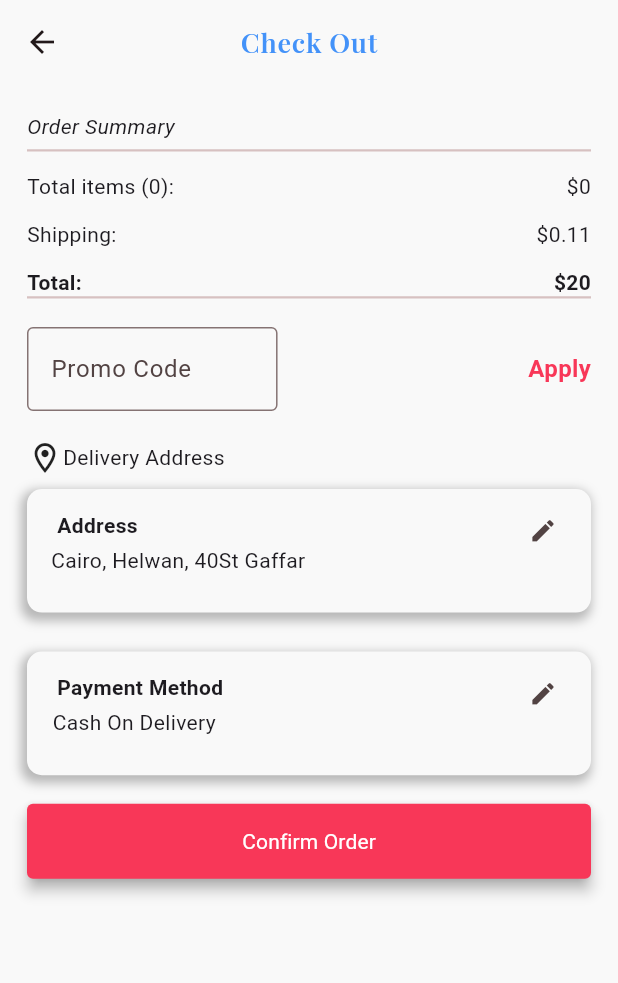
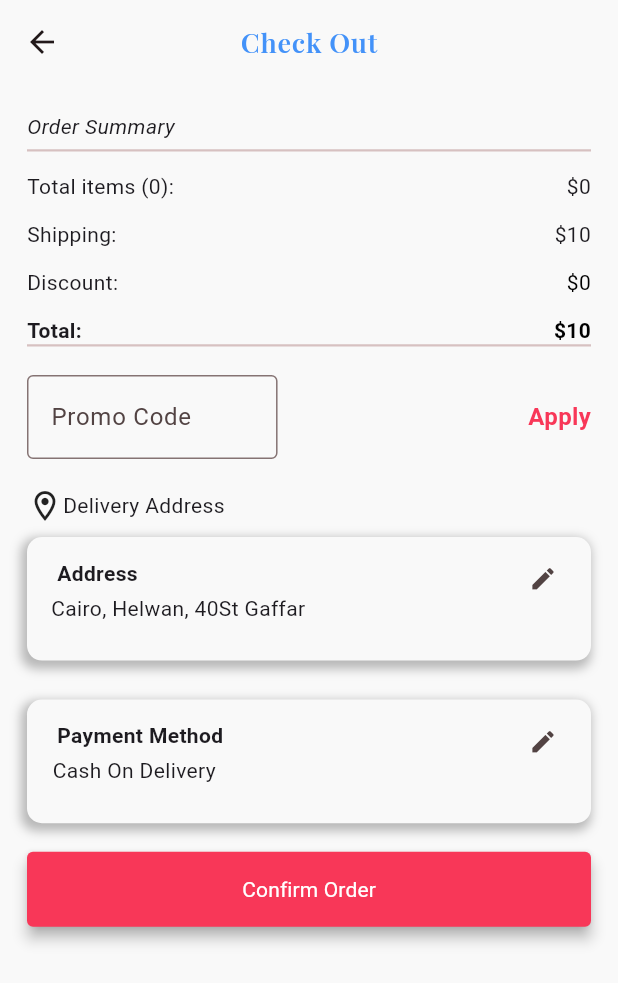
Before and after one commit to Abdelrahman2335/ecommerce, a Flutter app: the CheckOutScreen screen opened directly, after a tap on "Apply", on a phone screen of 412 x 824 dp. Shown: the top 983 px of the screen. Run offline on Flutter 3.47's test engine with Material 3 defaults, Android fonts, the phone set to English and light mode, and no system bars; our stand-ins replace awesome_bottom_bar, cached_network_image, cloud_firestore, curved_navigation_bar, firebase_auth, firebase_core and 8 more; accounts and stored records are empty.

Commit message:
Working on checkout screen
we added the amounts correctly and added the promo code, will make some changes and improvements on it later.

Next Will work on the address and will create user model and we will having a collection for the users.

```diff
--- a/lib/layout.dart
+++ b/lib/layout.dart
@@ -1,8 +1,8 @@
 import 'package:awesome_bottom_bar/awesome_bottom_bar.dart';
 import 'package:curved_navigation_bar/curved_navigation_bar.dart';
-import 'package:ecommerce/screens/items/cart_screen.dart';
+import 'package:ecommerce/screens/place_order/cart_screen.dart';
 import 'package:ecommerce/screens/items/home_screen.dart';
-import 'package:ecommerce/screens/profile_screen.dart';
+import 'package:ecommerce/screens/login_setup/profile_screen.dart';
 import 'package:ecommerce/screens/items/wishlist.dart';
 import 'package:flutter/material.dart';
 
--- a/lib/main.dart
+++ b/lib/main.dart
@@ -5,7 +5,7 @@ import 'package:ecommerce/provider/cart_provider.dart';
 import 'package:ecommerce/screens/login_setup/forgot_password.dart';
 import 'package:ecommerce/screens/login_setup/login_screen.dart';
 import 'package:ecommerce/screens/login_setup/signup.dart';
-import 'package:ecommerce/screens/profile_screen.dart';
+import 'package:ecommerce/screens/login_setup/profile_screen.dart';
 import 'package:ecommerce/theme.dart';
 import 'package:firebase_auth/firebase_auth.dart';
 import 'package:firebase_core/firebase_core.dart';
--- a/lib/screens/profile_screen.dart
+++ b/lib/screens/login_setup/profile_screen.dart
@@ -5,7 +5,7 @@ import 'package:flutter/material.dart';
 import 'package:font_awesome_flutter/font_awesome_flutter.dart';
 import 'package:provider/provider.dart';
 import 'package:gap/gap.dart';
-import '../provider/auth_provider.dart';
+import '../../provider/auth_provider.dart';
 
 class ProfileScreen extends StatefulWidget {
   const ProfileScreen({super.key});
--- a/lib/screens/items/cart_screen.dart
+++ b/lib/screens/place_order/cart_screen.dart
@@ -10,8 +10,8 @@ import 'package:provider/provider.dart';
 import 'package:skeletonizer/skeletonizer.dart';
 
 import '../../models/product_model.dart';
-import '../check_out.dart';
-import 'item_details.dart';
+import 'check_out.dart';
+import '../items/item_details.dart';
 
 class CartScreen extends StatefulWidget {
   const CartScreen({super.key});
--- a/lib/screens/check_out.dart
+++ b/lib/screens/place_order/check_out.dart
@@ -1,4 +1,4 @@
-import 'dart:math';
+import 'dart:developer';
 
 import 'package:ecommerce/provider/cart_provider.dart';
 import 'package:ecommerce/widgets/address_with_order.dart';
@@ -15,6 +15,49 @@ class CheckOutScreen extends StatefulWidget {
 }
 
 class _CheckOutScreenState extends State<CheckOutScreen> {
+  Map promoCodes = {
+    "FLAT10": 10,
+    "FLAT20": 20,
+    "NewOrder": 50,
+  };
+  int shippingFee = 10;
+  TextEditingController promoController = TextEditingController();
+  int promo = 0;
+  bool isNotValidPromo = true;
+  String? errorMessage;
+
+  addPromo(String code) {
+    if (!isNotValidPromo) {
+      return setState(() {
+        promo = 0;
+        promoController.clear();
+        isNotValidPromo = true;
+      });
+    }
+
+    if (code.isNotEmpty && promoCodes.containsKey(code)) {
+      setState(() {
+        promo = promoCodes[code]!.toInt();
+        isNotValidPromo = false;
+        errorMessage = null;
+      });
+      log(promoCodes[code]!.toString());
+    } else {
+      code.isEmpty
+          ? null
+          : setState(() {
+              errorMessage = " Invalid Code";
+              isNotValidPromo = true;
+            });
+    }
+  }
+
+  @override
+  void dispose() {
+    super.dispose();
+    promoController.dispose();
+  }
+
   @override
   Widget build(BuildContext context) {
     CartProvider cartProvider =
@@ -43,78 +86,95 @@ class _CheckOutScreenState extends State<CheckOutScreen> {
                   style: TextStyle(
                     fontStyle: FontStyle.italic,
                   )),
-              Gap(6),
+              const Gap(6),
               Divider(
                 thickness: 1.5,
                 height: 1,
               ),
-              Gap(13),
+              const Gap(13),
               Row(
                 children: [
                   Text("Total items (${cartProvider.totalQuantity}):"),
-
-                  /// Edit the style of the text
                   const Spacer(),
-
                   Text("\$$itemsPrice"),
                 ],
               ),
-              Gap(12),
+              const Gap(12),
               Row(
                 children: [
                   const Text("Shipping:"),
-
-                  /// Edit the style of the text
                   const Spacer(),
-                  Text("\$${Random().nextDouble().toStringAsFixed(2)}"),
+                  Text("\$$shippingFee"),
                 ],
               ),
-              Gap(12),
+              const Gap(12),
+              Row(
+                children: [
+                  const Text("Discount:"),
+                  const Spacer(),
+                  Text(
+                    "\$$promo",
+                    style: TextStyle(
+                      color: promo > 0 ? Colors.green : Colors.black,
+                    ),
+                  ),
+                ],
+              ),
+              const Gap(12),
               Row(
                 children: [
                   const Text(
                     "Total:",
                     style: TextStyle(fontWeight: FontWeight.bold),
                   ),
-
-                  /// Edit the style of the text
                   const Spacer(),
                   Text(
-                    "\$${Random().nextInt(100)}",
-                    style: TextStyle(fontWeight: FontWeight.bold),
+                    "\$${(shippingFee + itemsPrice) - promo}",
+                    style: TextStyle(
+                        fontWeight: FontWeight.bold,
+                        color: promo > 0 ? Colors.green : Colors.black),
                   ),
-
-                  /// replace this with the correct amount
                 ],
               ),
               Divider(
                 thickness: 1.5,
                 height: 1,
               ),
-              Gap(19),
+              const Gap(19),
               Row(
                 children: [
                   Expanded(
-                    child: const TextField(
+                    child: TextField(
+
+                        /// When the user tap outside you should unfocused the text field
+                        enabled: isNotValidPromo,
+                        controller: promoController,
                         decoration: InputDecoration(
-                      border: OutlineInputBorder(),
-                      labelText: 'Promo Code',
-                    )),
+                          border: OutlineInputBorder(
+                              borderSide: BorderSide(
+                                  color: Theme.of(context).primaryColor)),
+
+                          /// This give us the border around the text field
+                          labelText: 'Promo Code',
+                          errorText: errorMessage,
+                        )),
                   ),
                   const Spacer(),
                   InkWell(
+                    onTap: () {
+                      addPromo(promoController.text.trim());
+                    },
                     child: Text(
-                      "Apply",
+                      isNotValidPromo ? "Apply" : "Remove",
                       style: TextStyle(
                           color: Theme.of(context).primaryColor,
                           fontWeight: FontWeight.bold,
                           fontSize: 16),
                     ),
-                    onTap: () {},
                   ),
                 ],
               ),
-              Gap(19),
+              const Gap(19),
               const Row(
                 children: [
                   Icon(Icons.location_on_outlined),
@@ -125,9 +185,9 @@ class _CheckOutScreenState extends State<CheckOutScreen> {
                 9,
               ),
               AddressWithOrder(),
-              Gap(26),
+              const Gap(26),
               PaymentMethod(),
-              Gap(19),
+              const Gap(19),
               ElevatedButton(
                 onPressed: () {},
                 style: ElevatedButton.styleFrom(
```
